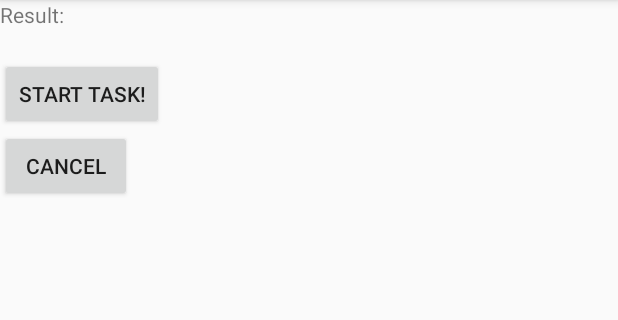
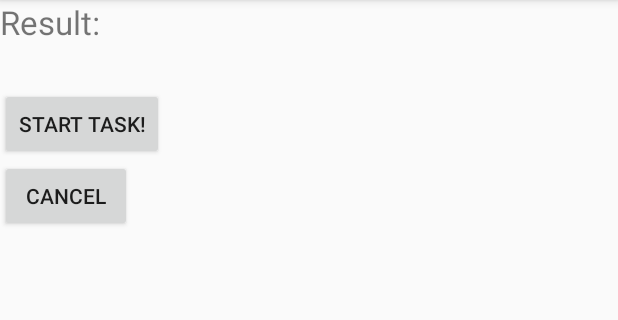
Before and after one commit to zaifrun/EventBusTest, an Android app: the screen it shows after launch (MainActivity), on a phone screen of 412 x 824 dp, the part 84-404 px from its top. Run offline under Robolectric (Android 15) with nearby library versions, the phone set to English and light mode, and no system bars; our stand-ins replace EventBus.

Commit message:
updated font sizes

```diff
--- a/app/src/main/res/layout/activity_main.xml
+++ b/app/src/main/res/layout/activity_main.xml
@@ -8,10 +8,12 @@
     <TextView
         android:layout_width="wrap_content"
         android:layout_height="wrap_content"
+        android:textSize="@dimen/fontsize"
         android:text="Result:"/>
     <TextView
         android:layout_width="wrap_content"
         android:layout_height="wrap_content"
+        android:textSize="@dimen/fontsize"
         android:id="@+id/resultView"/>
     <Button
         android:layout_width="wrap_content"
--- a/app/src/main/res/values/dimens.xml
+++ b/app/src/main/res/values/dimens.xml
@@ -2,4 +2,5 @@
     <!-- Default screen margins, per the Android Design guidelines. -->
     <dimen name="activity_horizontal_margin">16dp</dimen>
     <dimen name="activity_vertical_margin">16dp</dimen>
+    <dimen name="fontsize">22sp</dimen>
 </resources>
```
